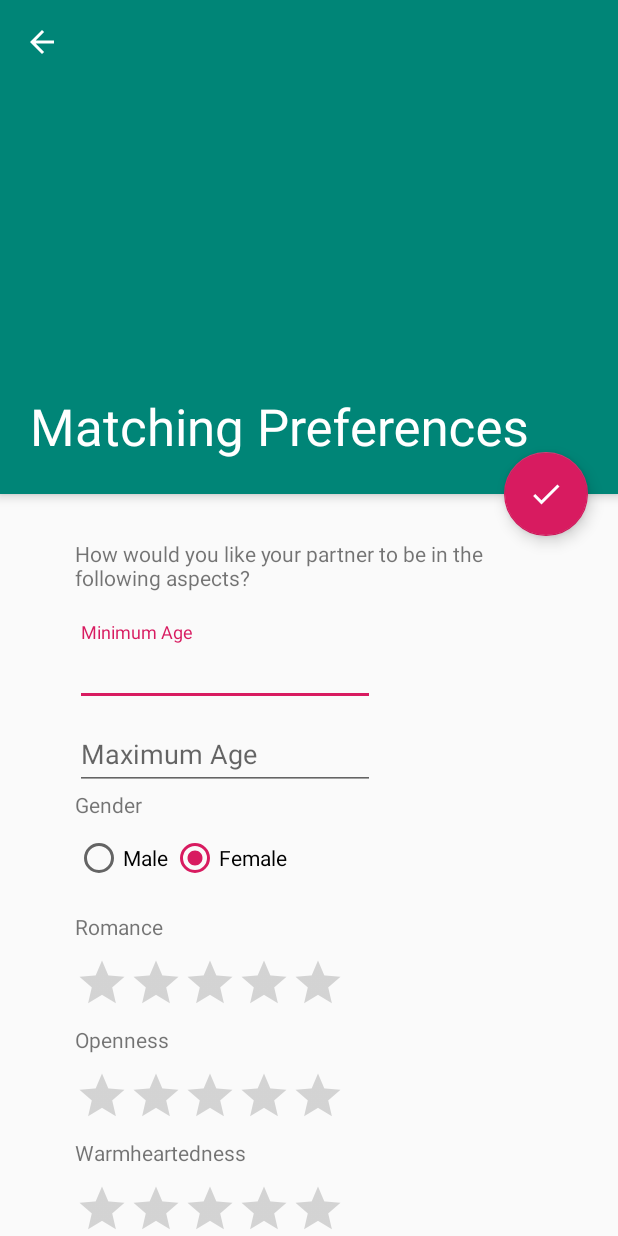
After one commit to PeterCxy/datee-android, an Android app: the MatchingPrefsActivity screen opened directly, with no data from a screen before it, on a phone screen of 412 x 824 dp. The commit adds this screen. Run offline under Robolectric (Android 15) with nearby library versions, the phone set to English and light mode, and no system bars; 1 statement that could not run was skipped.

Commit message:
implement self-assessment and matching preferences

```diff
--- a/app/src/main/java/ee/dat/api/DateeApi.kt
+++ b/app/src/main/java/ee/dat/api/DateeApi.kt
@@ -1,9 +1,6 @@
 package ee.dat.api
 
-import ee.dat.bean.ApiResult
-import ee.dat.bean.OAuthResponse
-import ee.dat.bean.RegisterUserInfo
-import ee.dat.bean.User
+import ee.dat.bean.*
 import ee.dat.util.*
 import okhttp3.MultipartBody
 import okhttp3.OkHttpClient
@@ -82,6 +79,10 @@ interface DateeApi {
     fun register(@Body info: RegisterUserInfo): Call<ApiResult<Void>>
     @GET("user/whoami")
     fun whoami(): Call<ApiResult<User>>
+    @PUT("user/self_assessment")
+    fun setSelfAssessment(@Body assessment: SelfAssessment): Call<ApiResult<Void>>
+    @PUT("user/matching_pref")
+    fun setMatchingPrefs(@Body prefs: MatchingPreferences): Call<ApiResult<Void>>
 
     // === Photo APIs ===
     @Multipart
--- /dev/null
+++ b/app/src/main/java/ee/dat/ui/MatchingPrefsActivity.kt
@@ -0,0 +1,71 @@
+package ee.dat.ui
+
+import android.os.Bundle
+import android.widget.Toast
+import ee.dat.DateeApplication
+import ee.dat.R
+import ee.dat.api.DateeApi
+import ee.dat.bean.Gender
+import ee.dat.bean.MatchingPreferences
+import ee.dat.util.*
+import kotlinx.android.synthetic.main.activity_matching_prefs.*
+import kotlinx.android.synthetic.main.user_prefs_common.*
+import kotlinx.coroutines.Dispatchers
+import kotlinx.coroutines.GlobalScope
+import kotlinx.coroutines.launch
+import kotlinx.coroutines.withContext
+
+class MatchingPrefsActivity: WizardActivity() {
+    override fun onCreate(savedInstanceState: Bundle?) {
+        super.onCreate(savedInstanceState)
+        setWizardContentView(R.layout.activity_matching_prefs)
+        setupValidators()
+
+        // Set default gender preferences
+        when (DateeApplication.curUser!!.gender) {
+            Gender.Male -> mpref_gender_female.isChecked = true
+            Gender.Female -> mpref_gender_male.isChecked = true
+        }
+    }
+
+    override fun onSupportNavigateUp(): Boolean {
+        // Just don't allow the user to return at all
+        return false
+    }
+
+    override fun onFabClick() {
+        if (!matching_preferences_root.assertTextNoErrorAndFilled()
+            || !matching_preferences_root.assertSeekBarAllNotZero()) {
+            Toast.makeText(this, R.string.please_fill_in_all, Toast.LENGTH_SHORT).show()
+            return
+        }
+        working = true
+
+        GlobalScope.launch(Dispatchers.Main) {
+            val task = DateeApi.api.setMatchingPrefs(MatchingPreferences(
+                minAge = txt_mpref_min_age.str.toInt(),
+                maxAge = txt_mpref_max_age.str.toInt(),
+                gender = if (mpref_gender_male.isChecked) { Gender.Male } else { Gender.Female },
+                openness = mpref_openness.progress,
+                romance = mpref_romance.progress,
+                warmheartedness = mpref_warmheartedness.progress
+            ))
+
+            withContext(Dispatchers.IO) {
+                task.executeMaybe()
+            }.onErr { showErrorToast(it); working = false; return@launch }
+
+            // Succeeded, return to main
+            finish()
+            return@launch
+        }
+    }
+
+    private fun setupValidators() {
+        txt_mpref_min_age.validate(::isAllowedAge,
+            getString(R.string.invalid, getString(R.string.mpref_min_age)))
+        txt_mpref_max_age.validate(::isAllowedAge,
+            getString(R.string.invalid, getString(R.string.mpref_max_age)))
+    }
+
+}
--- a/app/src/main/java/ee/dat/ui/RegisterActivity.kt
+++ b/app/src/main/java/ee/dat/ui/RegisterActivity.kt
@@ -55,7 +55,7 @@ class RegisterActivity: WizardActivity() {
             getString(R.string.invalid, getString(R.string.reg_first_name)))
         txt_reg_last_name.validate({ !it.contains(" ") },
             getString(R.string.invalid, getString(R.string.reg_first_name)))
-        txt_reg_age.validate({ it.toInt() in (18..60) },
+        txt_reg_age.validate(::isAllowedAge,
             getString(R.string.invalid, getString(R.string.reg_age)))
     }
 }
--- /dev/null
+++ b/app/src/main/res/layout/activity_matching_prefs.xml
@@ -0,0 +1,59 @@
+<?xml version="1.0" encoding="utf-8"?>
+<LinearLayout xmlns:android="http://schemas.android.com/apk/res/android"
+              android:id="@+id/matching_preferences_root"
+              android:orientation="vertical"
+              android:layout_width="match_parent"
+              android:layout_height="wrap_content"
+              android:paddingStart="50dp"
+              android:paddingEnd="50dp"
+              android:paddingTop="30dp"
+              android:paddingBottom="30dp">
+    <TextView
+            android:text="@string/matching_preferences_descr"
+            android:layout_width="wrap_content"
+            android:layout_height="wrap_content"
+            android:layout_marginBottom="20dp"/>
+    <com.google.android.material.textfield.TextInputLayout
+            android:layout_width="200dp"
+            android:layout_height="wrap_content">
+        <com.google.android.material.textfield.TextInputEditText
+                android:id="@+id/txt_mpref_min_age"
+                android:layout_width="match_parent"
+                android:layout_height="wrap_content"
+                android:hint="@string/mpref_min_age"
+                android:inputType="numberDecimal"/>
+    </com.google.android.material.textfield.TextInputLayout>
+    <com.google.android.material.textfield.TextInputLayout
+            android:layout_width="200dp"
+            android:layout_height="wrap_content">
+        <com.google.android.material.textfield.TextInputEditText
+                android:id="@+id/txt_mpref_max_age"
+                android:layout_width="match_parent"
+                android:layout_height="wrap_content"
+                android:hint="@string/mpref_max_age"
+                android:inputType="numberDecimal"/>
+    </com.google.android.material.textfield.TextInputLayout>
+    <TextView
+            android:layout_width="wrap_content"
+            android:layout_height="wrap_content"
+            android:text="@string/mpref_gender"/>
+    <RadioGroup
+            android:layout_width="wrap_content"
+            android:layout_height="wrap_content"
+            android:layout_marginTop="10dp"
+            android:layout_marginBottom="20dp"
+            android:orientation="horizontal"
+            android:gravity="center_horizontal">
+        <RadioButton android:id="@+id/mpref_gender_male"
+                     android:layout_width="wrap_content"
+                     android:layout_height="wrap_content"
+                     android:paddingEnd="2sp"
+                     android:text="@string/reg_gender_male"/>
+        <RadioButton android:id="@+id/mpref_gender_female"
+                     android:layout_width="wrap_content"
+                     android:layout_height="wrap_content"
+                     android:text="@string/reg_gender_female"
+                     android:checked="true"/>
+    </RadioGroup>
+    <include layout="@layout/user_prefs_common"/>
+</LinearLayout>
--- /dev/null
+++ b/app/src/main/res/layout/user_prefs_common.xml
@@ -0,0 +1,52 @@
+<?xml version="1.0" encoding="utf-8"?>
+<LinearLayout xmlns:android="http://schemas.android.com/apk/res/android"
+              android:id="@+id/mpref_root"
+              android:orientation="vertical"
+              android:layout_width="match_parent"
+              android:layout_height="wrap_content">
+    <TextView
+            android:layout_width="wrap_content"
+            android:layout_height="wrap_content"
+            android:text="@string/mpref_romance"
+            android:layout_marginBottom="10dp"/>
+    <RatingBar
+            android:id="@+id/mpref_romance"
+            style="?android:attr/ratingBarStyleIndicator"
+            android:layout_width="wrap_content"
+            android:layout_height="wrap_content"
+            android:numStars="5"
+            android:stepSize="1"
+            android:clickable="true"
+            android:isIndicator="false"
+            android:layout_marginBottom="10dp"/>
+    <TextView
+            android:layout_width="wrap_content"
+            android:layout_height="wrap_content"
+            android:text="@string/mpref_openness"
+            android:layout_marginBottom="10dp"/>
+    <RatingBar
+            android:id="@+id/mpref_openness"
+            style="?android:attr/ratingBarStyleIndicator"
+            android:layout_width="wrap_content"
+            android:layout_height="wrap_content"
+            android:numStars="5"
+            android:stepSize="1"
+            android:clickable="true"
+            android:isIndicator="false"
+            android:layout_marginBottom="10dp"/>
+    <TextView
+            android:layout_width="wrap_content"
+            android:layout_height="wrap_content"
+            android:text="@string/mpref_warmheartedness"
+            android:layout_marginBottom="10dp"/>
+    <RatingBar
+            android:id="@+id/mpref_warmheartedness"
+            style="?android:attr/ratingBarStyleIndicator"
+            android:layout_width="wrap_content"
+            android:layout_height="wrap_content"
+            android:numStars="5"
+            android:stepSize="1"
+            android:clickable="true"
+            android:isIndicator="false"
+            android:layout_marginBottom="10dp"/>
+</LinearLayout>
--- a/app/src/main/res/values/strings.xml
+++ b/app/src/main/res/values/strings.xml
@@ -24,6 +24,18 @@
     <string name="upp_already_uploaded">You have uploaded %d of %d (required) photos.</string>
     <string name="upp_not_enough">You have to upload %d photos before leaving.</string>
 
+    <!-- Assessment / Matching Preferences -->
+    <string name="self_assessment">Self-Assessment</string>
+    <string name="self_assessment_descr">Please rate yourself for the following traits.</string>
+    <string name="matching_preferences">Matching Preferences</string>
+    <string name="matching_preferences_descr">How would you like your partner to be in the following aspects?</string>
+    <string name="mpref_romance">Romance</string>
+    <string name="mpref_openness">Openness</string>
+    <string name="mpref_warmheartedness">Warmheartedness</string>
+    <string name="mpref_gender">Gender</string>
+    <string name="mpref_min_age">Minimum Age</string>
+    <string name="mpref_max_age">Maximum Age</string>
+
     <string name="invalid">Invalid %s</string>
     <string name="request_failure">An unknown error occurred during request</string>
     <string name="password_weak">Password too weak</string>
@@ -31,4 +43,5 @@
     <string name="refresh_failure">You are logged out from server. Please log-in again.</string>
     <string name="please_wait">Just a minute...</string>
     <string name="choose_photo">Choose a picture</string>
+    <string name="please_fill_in_all">Please fill in all fields.</string>
 </resources>
```
Also changed, not shown: app/src/main/AndroidManifest.xml (+8 -0 lines), app/src/main/java/ee/dat/bean/UserTraits.kt (added, +33 -0 lines), app/src/main/java/ee/dat/ui/MainActivity.kt (+12 -0 lines), app/src/main/java/ee/dat/ui/SelfAssessmentActivity.kt (added, +48 -0 lines), app/src/main/java/ee/dat/util/Utility.kt (+19 -0 lines), app/src/main/res/layout/activity_self_assessment.xml (added, +16 -0 lines).
